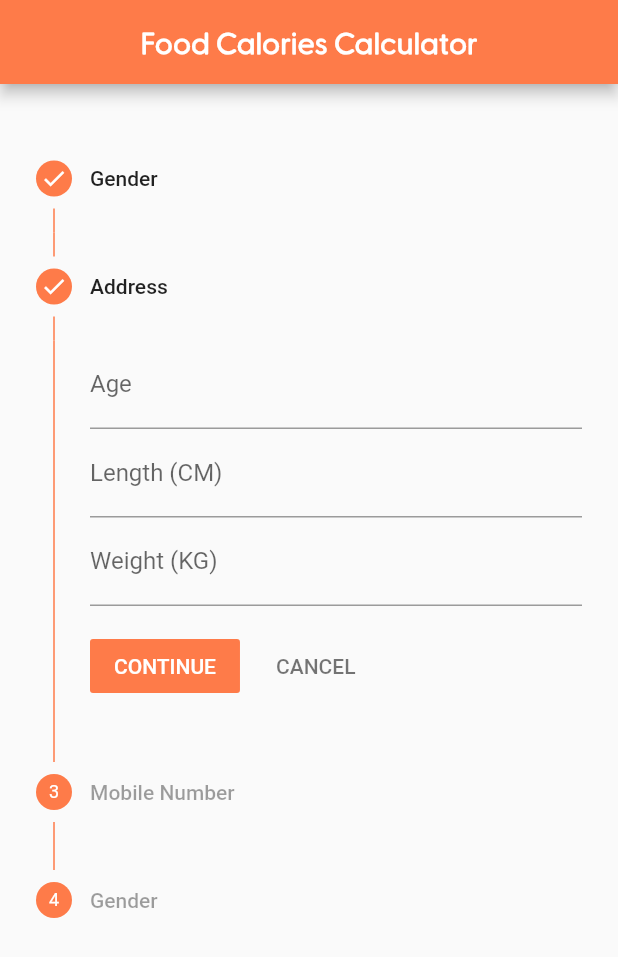
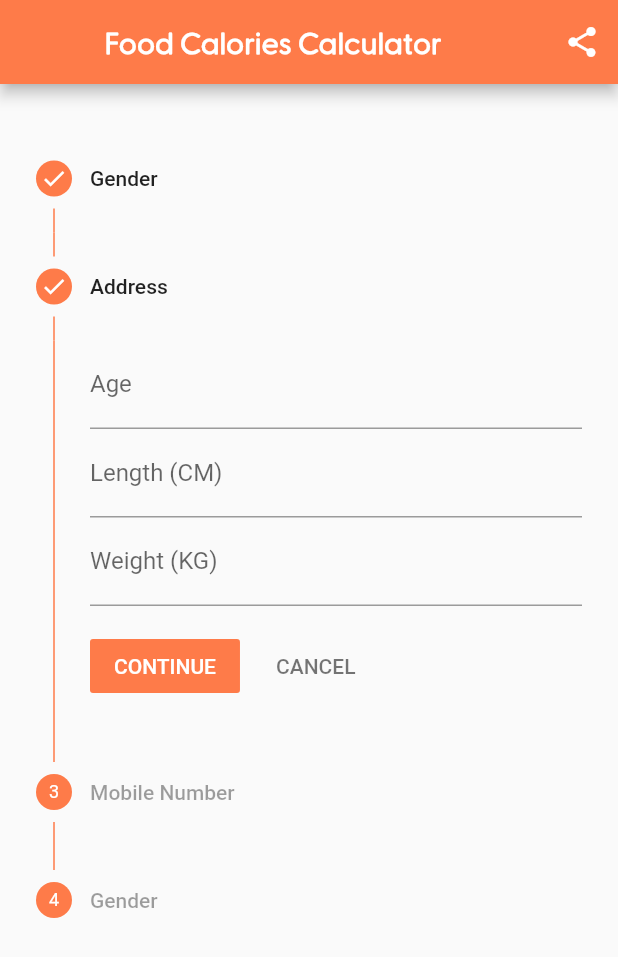
Before and after one commit to ahmed-elmenan/calories_in_food_app, a Flutter app: the screen it shows after launch, after a tap on "CONTINUE", on a phone screen of 412 x 824 dp. Shown: the top 957 px of the screen. Run offline on Flutter 3.47's test engine with Material 2 defaults, Android fonts, the phone set to English and light mode, and no system bars; our stand-ins replace bloc, cloud_firestore, firebase_core, flutter_svg, font_awesome_flutter, freezed_annotation and 4 more; missing offline and left inert: sweetalertv2; accounts and stored records are empty; generated files the repository leaves out were written again.

Commit message:
add share button and fix some error

```diff
--- a/lib/core/utils/manage_user_info.dart
+++ b/lib/core/utils/manage_user_info.dart
@@ -1,4 +1,5 @@
 import 'package:fapp/features/home/presentation/data/models/boxes.dart';
+import 'package:fapp/features/home/presentation/widgets/card_details.dart';
 import '../../features/home/presentation/data/models/firstpage.dart';
 
 class ManageUserInfo {
@@ -17,6 +18,10 @@ class ManageUserInfo {
         ..initialzingDate =
             userInfoModel.initialzingDate.add(Duration(hours: 24));
       userInfoModel.save();
+      Card_details.calories = 0.0;
+      Card_details.carb = 0.0;
+      Card_details.proteins = 0.0;
+      Card_details.calories = 0.0;
     }
   }
 }
--- /dev/null
+++ b/lib/core/widgets/shareButton.dart
@@ -0,0 +1,13 @@
+import 'package:flutter/material.dart';
+import 'package:share/share.dart';
+
+Widget ShareButton() {
+  return IconButton(
+    icon: const Icon(Icons.share),
+    tooltip: 'Show Snackbar',
+    onPressed: () {
+      Share.share('check out my website https://facebook.com',
+          subject: 'Look what I made!');
+    },
+  );
+}
--- a/lib/features/home/presentation/pages/home_page.dart
+++ b/lib/features/home/presentation/pages/home_page.dart
@@ -1,5 +1,6 @@
 import 'package:fapp/core/consts/food_categories.dart';
 import 'package:fapp/core/styles/GlobalTheme.dart';
+import 'package:fapp/core/widgets/shareButton.dart';
 import 'package:fapp/features/ads/data/datasources/adsRemoteDataSource.dart';
 import 'package:fapp/features/ads/data/models/adsInfoModel.dart';
 import 'package:fapp/features/home/presentation/data/models/boxes.dart';
@@ -8,6 +9,7 @@ import 'package:fapp/features/home/presentation/widgets/food_card.dart';
 import 'package:fapp/features/home/presentation/widgets/home_header.dart';
 import 'package:flutter/cupertino.dart';
 import 'package:flutter/material.dart';
+import 'package:share/share.dart';
 import 'package:font_awesome_flutter/font_awesome_flutter.dart';
 
 class FoodCaloriesApp extends StatefulWidget {
@@ -87,6 +89,7 @@ class _FoodCaloriesAppState extends State<FoodCaloriesApp> {
                         fontWeight: FontWeight.bold,
                         fontFamily: "greycliff-cf-regular")),
               ),
+              actions: <Widget>[ShareButton()],
               leading: Builder(builder: (BuildContext context) {
                 return IconButton(
                   icon: FaIcon(FontAwesomeIcons.hamburger),
--- a/lib/features/home/presentation/pages/questionPage.dart
+++ b/lib/features/home/presentation/pages/questionPage.dart
@@ -1,4 +1,5 @@
 import 'package:fapp/core/styles/GlobalTheme.dart';
+import 'package:fapp/core/widgets/shareButton.dart';
 import 'package:fapp/features/home/presentation/data/models/boxes.dart';
 import 'package:fapp/features/home/presentation/data/models/firstpage.dart';
 import 'package:flutter/material.dart';
@@ -27,6 +28,9 @@ class _quetionPageState extends State<quetionPage> {
   Widget build(BuildContext context) {
     return Scaffold(
         appBar: AppBar(
+          actions: <Widget>[
+            ShareButton(),
+          ],
           title: Center(
             child: Text('Food Calories Calculator',
                 style: TextStyle(
--- a/pubspec.yaml
+++ b/pubspec.yaml
@@ -37,6 +37,7 @@ dependencies:
   auto_animated: ^3.0.0
   flutter_bloc: ^6.1.1
   hive: ^2.0.3
+  share: ^2.0.4
   sweetalertv2:
   hive_flutter:
 
```
Also changed, not shown: lib/features/home/presentation/pages/page_details.dart (+5 -7 lines), pubspec.lock.
